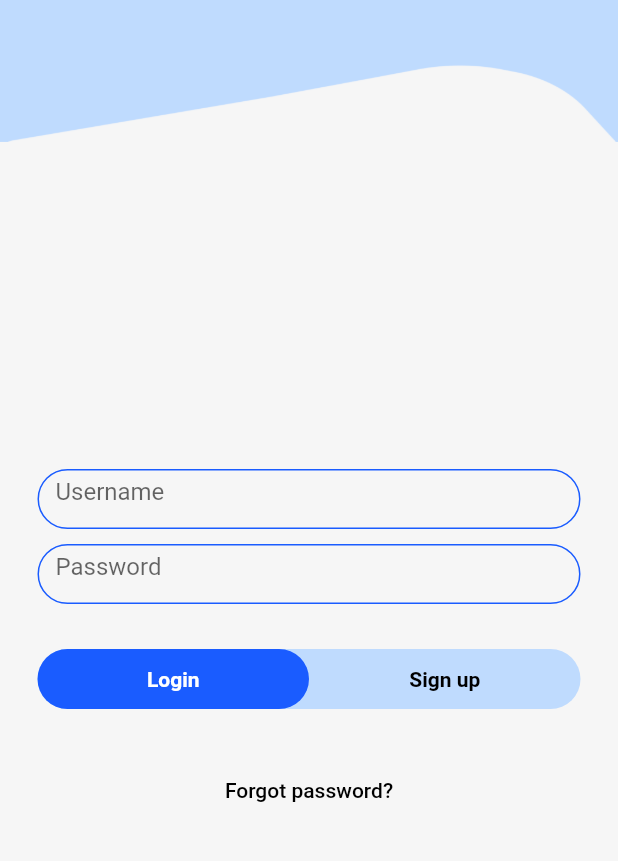
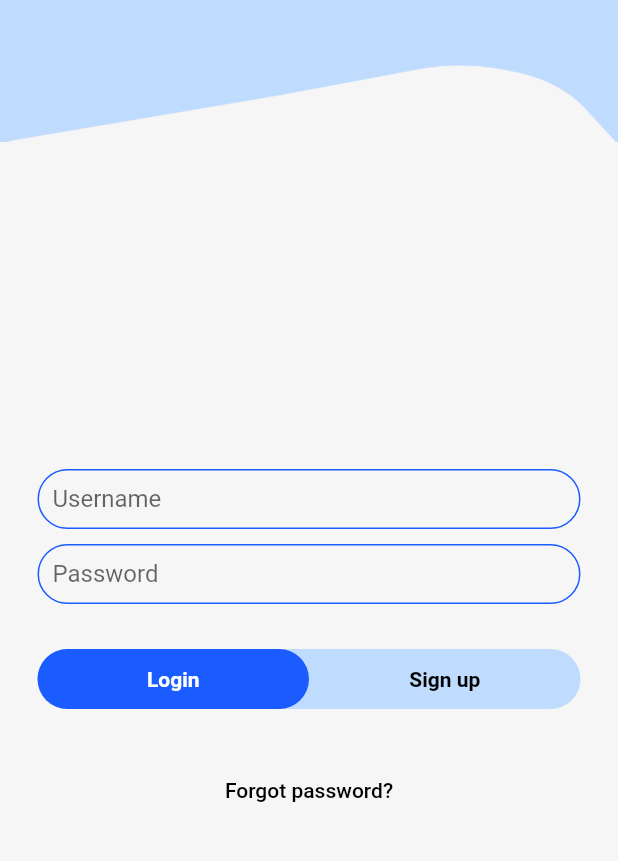
Before and after one commit to Gnel-Sedrakyan/M-One, a Flutter app: the screen it shows after launch, on a phone screen of 412 x 824 dp, the part 158-1019 px from its top. Run offline on Flutter 3.47's test engine with Material 2 defaults, Android fonts, the phone set to English and light mode, and no system bars; our stand-ins replace dartz, flutter_mobx, freezed_annotation, get_it, injectable, mobx and 1 more; generated files the repository leaves out were written again; Roboto replaces fonts that are missing (WorkSans).

Commit message:
todo: center textField hintText

```diff
--- a/m_one/lib/presentation/widgets/auth/validated_text_field.dart
+++ b/m_one/lib/presentation/widgets/auth/validated_text_field.dart
@@ -21,8 +21,6 @@ class ValidatedTextField extends StatefulWidget {
 }
 
 class _ValidatedTextFieldState extends State<ValidatedTextField> {
-  // TODO center label text
-
   String? errorText;
   bool get hasError => errorText == null ? false : widget.showErrors;
 
@@ -60,6 +58,7 @@ class _ValidatedTextFieldState extends State<ValidatedTextField> {
             height: 40,
             child: TextField(
               decoration: InputDecoration(
+                contentPadding: const EdgeInsets.all(10.0),
                 focusedBorder: OutlineInputBorder(
                     borderSide: BorderSide(
                         color: hasError
@@ -67,9 +66,7 @@ class _ValidatedTextFieldState extends State<ValidatedTextField> {
                             : Colors.grey,
                         width: 2),
                     borderRadius: BorderRadius.circular(defaultBorderRadius)),
-
                 hintText: widget.labelText,
-                // labelText: labelText,
                 enabledBorder: OutlineInputBorder(
                   borderSide: BorderSide(
                       color: hasError
```
